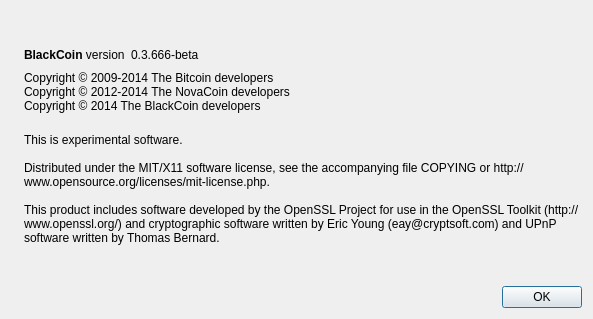
Before: the Qt Designer form src/qt/forms/aboutdialog.ui in hanxianzhai/bonescoin, drawn with Qt 5.
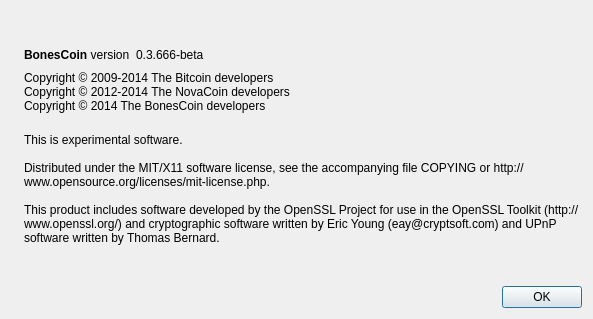
After: the same form once the commit is applied. Icons and pictures are not drawn.

Patch:
```diff
--- a/src/qt/forms/aboutdialog.ui
+++ b/src/qt/forms/aboutdialog.ui
@@ -50,7 +50,7 @@
           <cursorShape>IBeamCursor</cursorShape>
          </property>
          <property name="text">
-          <string>&lt;b&gt;BlackCoin&lt;/b&gt; version</string>
+          <string>&lt;b&gt;BonesCoin&lt;/b&gt; version</string>
          </property>
          <property name="textInteractionFlags">
           <set>Qt::LinksAccessibleByMouse|Qt::TextSelectableByKeyboard|Qt::TextSelectableByMouse</set>
@@ -93,7 +93,7 @@
        <property name="text">
         <string>Copyright © 2009-2014 The Bitcoin developers
 Copyright © 2012-2014 The NovaCoin developers
-Copyright © 2014 The BlackCoin developers</string>
+Copyright © 2014 The BonesCoin developers</string>
        </property>
        <property name="textInteractionFlags">
         <set>Qt::LinksAccessibleByMouse|Qt::TextSelectableByKeyboard|Qt::TextSelectableByMouse</set>
```
Left out of the diff: 2 changed lines with no effect on the pictures.
